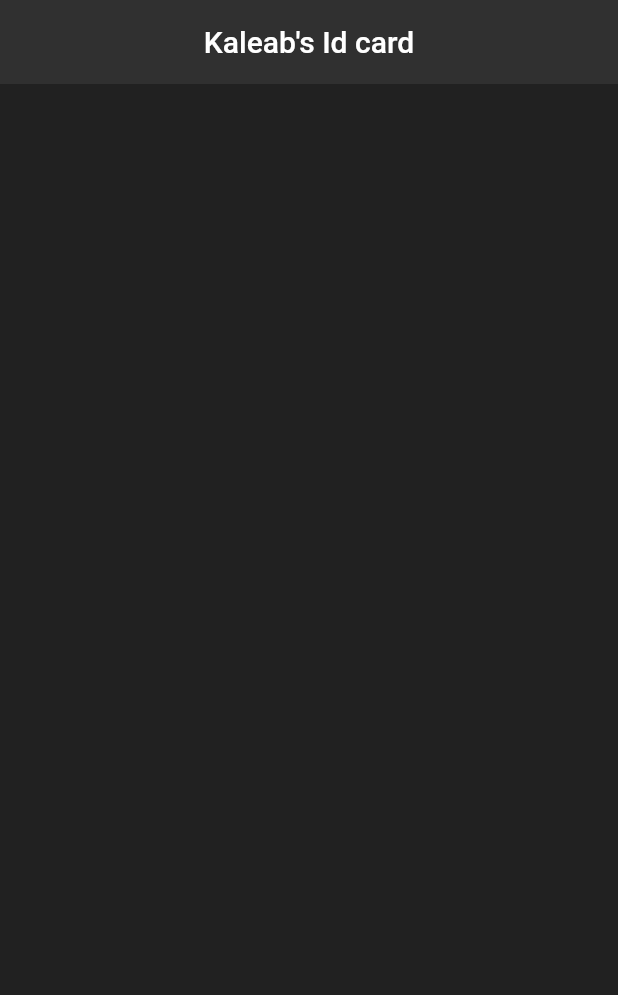
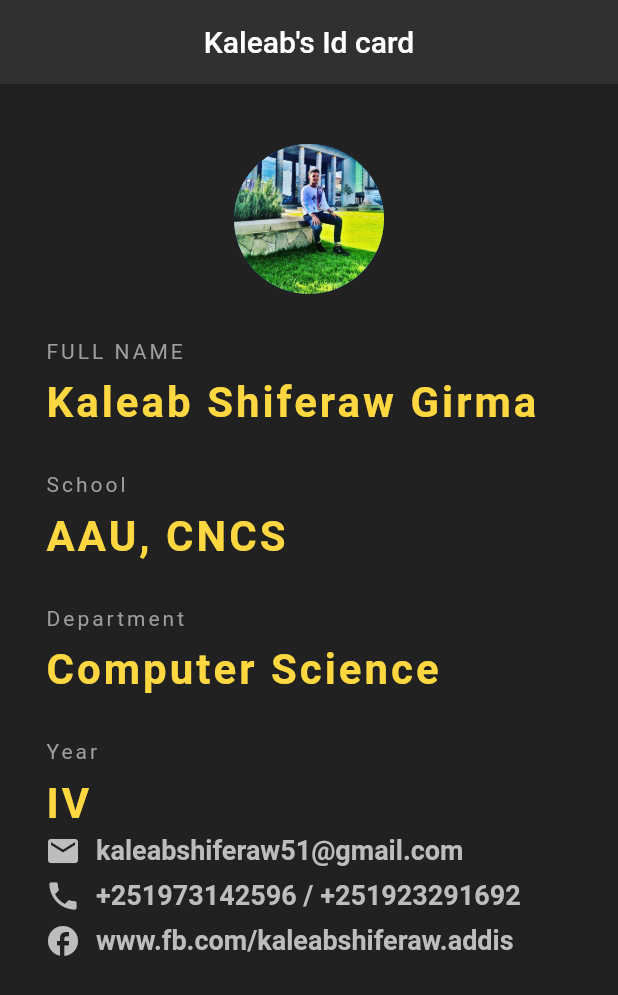
Before and after one commit to codeWithKal/my_id_app, a Flutter app: the screen it shows after launch, on a phone screen of 412 x 824 dp. Shown: the top 995 px of the screen. Run offline on Flutter 3.47's test engine with Material 2 defaults, Android fonts, the phone set to English and light mode, and no system bars.

Commit message:
full profile uploaded to the scaffold widget

```diff
--- a/lib/main.dart
+++ b/lib/main.dart
@@ -18,6 +18,158 @@ class MyId extends StatelessWidget {
       backgroundColor: Colors.grey[850],
       elevation: 0.0,
     ),
+      body: Padding(
+        padding: const EdgeInsets.fromLTRB(30, 40, 30, 0.0),
+        child: Column(
+          crossAxisAlignment: CrossAxisAlignment.start,
+          children:  <Widget>[
+            Center(
+              child: CircleAvatar(
+                backgroundImage: AssetImage("assets/profile pic.jpg"),
+                radius: 50.0,
+              ),
+            ),
+             Divider(
+               height: 30.0,
+               color: Colors.orangeAccent[800],
+             ),
+             Text(
+              "FULL NAME",
+              style: TextStyle(
+                color: Colors.grey,
+                letterSpacing: 2.0,
+              ),
+            ),
+            SizedBox(height: 10.0,),
+            Text(
+              "Kaleab Shiferaw Girma",
+              style: TextStyle(
+                color: Colors.amberAccent,
+                letterSpacing: 2.0,
+                fontSize: 28.0,
+                fontWeight: FontWeight.bold,
+              ),
+            ),
+            SizedBox(height: 30.0,),
+            Text(
+              "School",
+              style: TextStyle(
+                color: Colors.grey,
+                letterSpacing: 2.0,
+              ),
+            ),
+            SizedBox(height: 10.0,),
+            Text(
+              "AAU, CNCS",
+              style: TextStyle(
+                color: Colors.amberAccent,
+                letterSpacing: 2.0,
+                fontSize: 28.0,
+                fontWeight: FontWeight.bold,
+              ),
+            ),
+            SizedBox(height: 30.0,),
+            Text(
+              "Department",
+              style: TextStyle(
+                color: Colors.grey,
+                letterSpacing: 2.0,
+              ),
+            ),
+            SizedBox(height: 10.0,),
+            Text(
+              "Computer Science",
+              style: TextStyle(
+                color: Colors.amberAccent,
+                letterSpacing: 2.0,
+                fontSize: 28.0,
+                fontWeight: FontWeight.bold,
+              ),
+            ),
+            SizedBox(height: 30.0,),
+            Text(
+              "Year",
+              style: TextStyle(
+                color: Colors.grey,
+                letterSpacing: 2.0,
+              ),
+            ),
+            SizedBox(height: 10.0,),
+            Text(
+              "IV",
+              style: TextStyle(
+                color: Colors.amberAccent,
+                letterSpacing: 2.0,
+                fontSize: 28.0,
+                fontWeight: FontWeight.bold,
+              ),
+            ),
+            Row(
+              children: <Widget> [
+                Icon(
+                  Icons.email,
+                  color: Colors.grey[400],
+                ),
+                SizedBox(
+                  width: 10.0,
+                ),
+                Text(
+                  "kaleabshiferaw51@gmail.com",
+                  style: TextStyle(
+                    fontWeight: FontWeight.bold,
+                    fontSize: 18.0,
+                    color: Colors.grey[400]
+                  ),
+                ),
+                SizedBox(height: 30.0,),
+
+              ],
+            ),
+            Row(
+              children: <Widget> [
+                Icon(
+                  Icons.phone,
+                  color: Colors.grey[400],
+                ),
+                SizedBox(
+                  width: 10.0,
+                ),
+                Text(
+                  "+251973142596 / +251923291692",
+                  style: TextStyle(
+                      fontWeight: FontWeight.bold,
+                      fontSize: 18.0,
+                      color: Colors.grey[400]
+                  ),
+                ),
+                SizedBox(height: 30.0,),
+
+              ],
+            ),
+            Row(
+              children: <Widget> [
+                Icon(
+                  Icons.facebook,
+                  color: Colors.grey[400],
+                ),
+                SizedBox(
+                  width: 10.0,
+                ),
+                Text(
+                  "www.fb.com/kaleabshiferaw.addis",
+                  style: TextStyle(
+                      fontWeight: FontWeight.bold,
+                      fontSize: 18.0,
+                      color: Colors.grey[400]
+                  ),
+                ),
+                SizedBox(height: 30.0,),
+
+              ],
+            )
+          ],
+        ),
+      ),
     );
   }
 }
```
